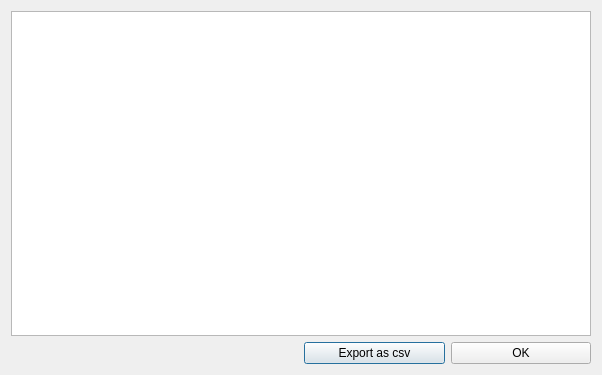
Old version of the form src/ui/detailed_results_dialog.ui in the repository LLNL/RASE.
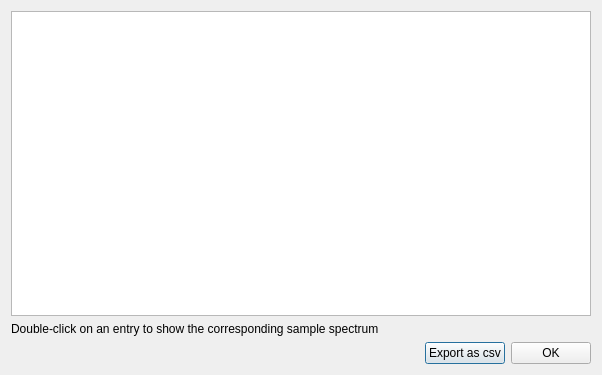
New version of the form.

Patch:
```diff
--- a/src/ui/detailed_results_dialog.ui
+++ b/src/ui/detailed_results_dialog.ui
@@ -13,9 +13,39 @@
   <property name="windowTitle">
    <string>Detailed Results</string>
   </property>
-  <layout class="QGridLayout" name="gridLayout">
-   <item row="1" column="1">
+  <layout class="QVBoxLayout" name="verticalLayout">
+   <item>
+    <widget class="QTableWidget" name="tblDetailedResults">
+     <property name="editTriggers">
+      <set>QAbstractItemView::NoEditTriggers</set>
+     </property>
+     <property name="selectionBehavior">
+      <enum>QAbstractItemView::SelectItems</enum>
+     </property>
+    </widget>
+   </item>
+   <item>
+    <widget class="QLabel" name="label">
+     <property name="text">
+      <string>Double-click on an entry to show the corresponding sample spectrum</string>
+     </property>
+    </widget>
+   </item>
+   <item>
     <layout class="QHBoxLayout" name="horizontalLayout">
+     <item>
+      <spacer name="horizontalSpacer">
+       <property name="orientation">
+        <enum>Qt::Horizontal</enum>
+       </property>
+       <property name="sizeHint" stdset="0">
+        <size>
+         <width>40</width>
+         <height>20</height>
+        </size>
+       </property>
+      </spacer>
+     </item>
      <item>
       <widget class="QPushButton" name="buttonExport">
        <property name="text">
@@ -32,16 +62,6 @@
      </item>
     </layout>
    </item>
-   <item row="0" column="0" colspan="2">
-    <widget class="QTableWidget" name="tblDetailedResults">
-     <property name="editTriggers">
-      <set>QAbstractItemView::NoEditTriggers</set>
-     </property>
-     <property name="selectionBehavior">
-      <enum>QAbstractItemView::SelectItems</enum>
-     </property>
-    </widget>
-   </item>
   </layout>
  </widget>
  <resources/>
```
